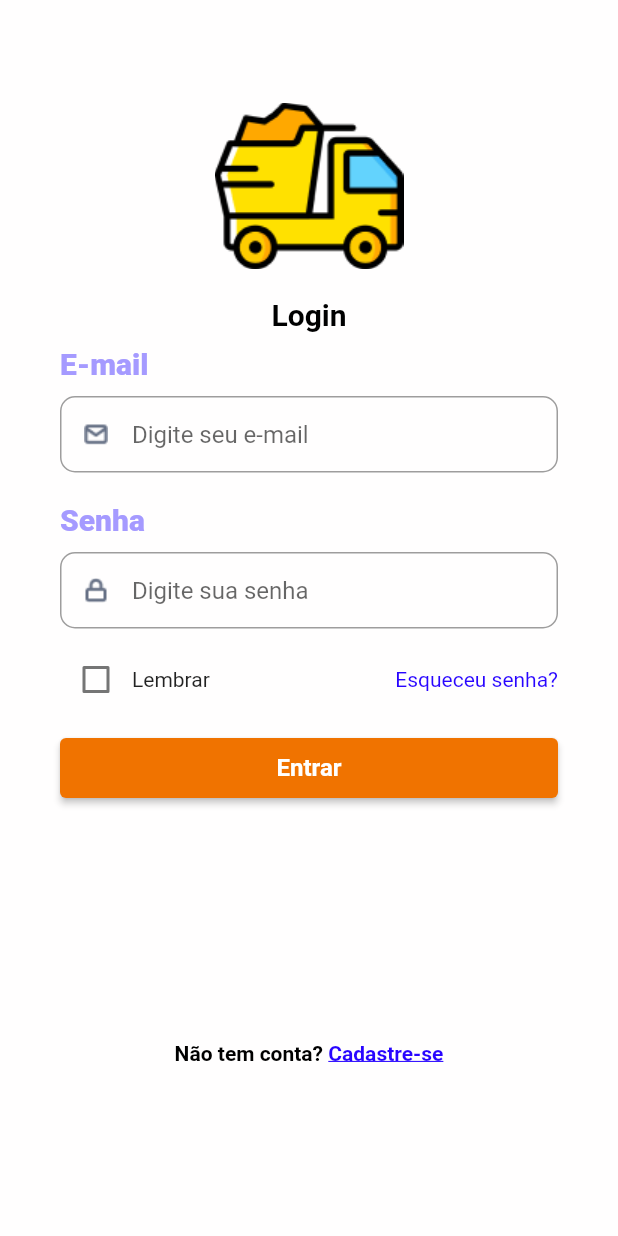
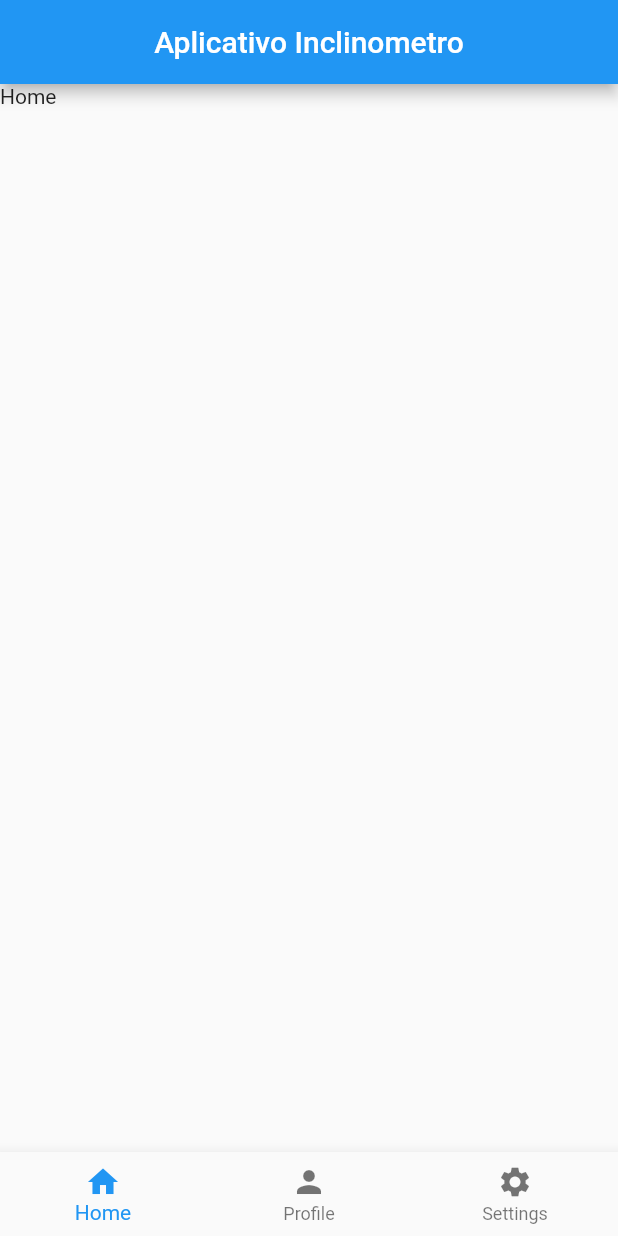
Before and after one commit to ramonVSCorrea/aplicativo_inclinometro, a Flutter app: the screen it shows after launch, on a phone screen of 412 x 824 dp. Run offline on Flutter 3.47's test engine with Material 2 defaults, Android fonts, the phone set to English and light mode, and no system bars; Roboto replaces fonts that are missing (Poppins).

Commit message:
feat: nav-bar

```diff
--- /dev/null
+++ b/lib/components/nav.dart
@@ -0,0 +1,37 @@
+import 'package:flutter/material.dart';
+import 'package:flutter/src/material/bottom_navigation_bar.dart';
+
+class Nav extends StatefulWidget {
+  @override
+  _NavState createState() => _NavState();
+}
+
+class _NavState extends State<Nav> {
+  int _selectedItem = 0;
+
+  List<Widget> _widgetOptions = <Widget>[
+    Text('Home'),
+    Text('Profile'),
+    Text('Settings'),
+  ];
+
+  @override
+  Widget build(BuildContext context) {
+    return Scaffold(
+      appBar: AppBar(
+        title: Text('Aplicativo Inclinometro'),
+        centerTitle: true,
+      ),
+      body: const Text('Home'),
+      bottomNavigationBar:
+          BottomNavigationBar(items: const <BottomNavigationBarItem>[
+        BottomNavigationBarItem(icon: Icon(Icons.home), label: 'Home'),
+        BottomNavigationBarItem(icon: Icon(Icons.person), label: 'Profile'),
+        BottomNavigationBarItem(
+          icon: Icon(Icons.settings),
+          label: 'Settings',
+        )
+      ]),
+    );
+  }
+}
--- a/lib/main.dart
+++ b/lib/main.dart
@@ -1,6 +1,7 @@
 import 'package:flutter/material.dart';
 import 'package:aplicativo_inclinometro/views/login_page.dart';
 import 'package:aplicativo_inclinometro/views/signup_page.dart';
+import 'package:aplicativo_inclinometro/views/home_page.dart';
 
 void main() {
   runApp(MyApp());
@@ -12,8 +13,9 @@ class MyApp extends StatelessWidget {
     return MaterialApp(
       title: 'Aplicativo Inclinometro',
       theme: ThemeData(),
-      initialRoute: '/login',
+      initialRoute: '/',
       routes: {
+        '/': (context) => HomePage(),
         '/login': (context) => LoginPage(),
         '/register': (context) => SignupPage(),
       },
--- /dev/null
+++ b/lib/views/home_page.dart
@@ -0,0 +1,19 @@
+import 'package:aplicativo_inclinometro/components/nav.dart';
+import 'package:flutter/material.dart';
+
+class HomePage extends StatefulWidget {
+  HomePage({Key? key}) : super(key: key);
+
+  @override
+  _HomePageState createState() => _HomePageState();
+}
+
+class _HomePageState extends State<HomePage> {
+  @override
+  Widget build(BuildContext context) {
+    return MaterialApp(
+      title: 'Aplicativo Inclinometro',
+      home: Nav(),
+    );
+  }
+}
--- a/lib/views/signup_page.dart
+++ b/lib/views/signup_page.dart
@@ -46,7 +46,7 @@ class _SignupState extends State<SignupPage> {
               height: 30,
             ),
             const Text(
-              "Primeiro Nome",
+              "Primeiro nome",
               style: TextStyle(
                 fontSize: 20,
                 fontWeight: FontWeight.w900,
@@ -59,7 +59,7 @@ class _SignupState extends State<SignupPage> {
               height: 10,
             ),
             const Text(
-              "Último Nome",
+              "Último nome",
               style: TextStyle(
                 fontSize: 20,
                 fontWeight: FontWeight.w900,
```
Also changed, not shown: pubspec.yaml (+0 -31 lines).
